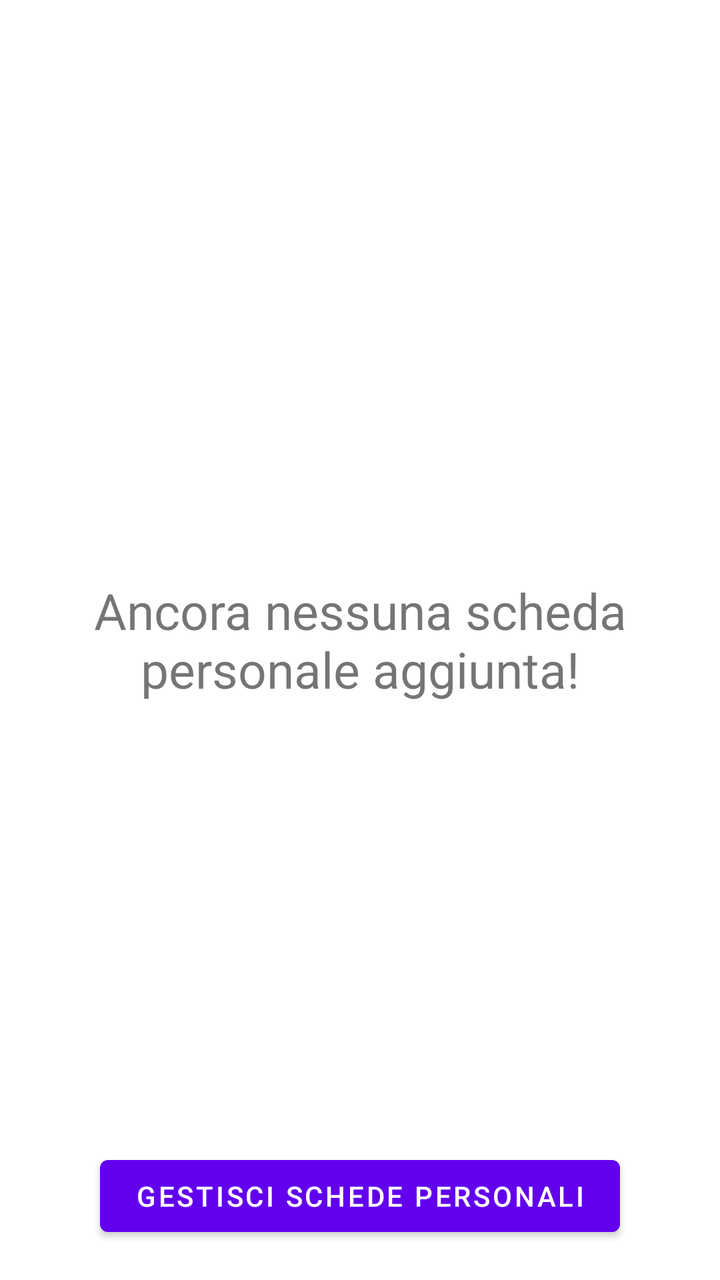
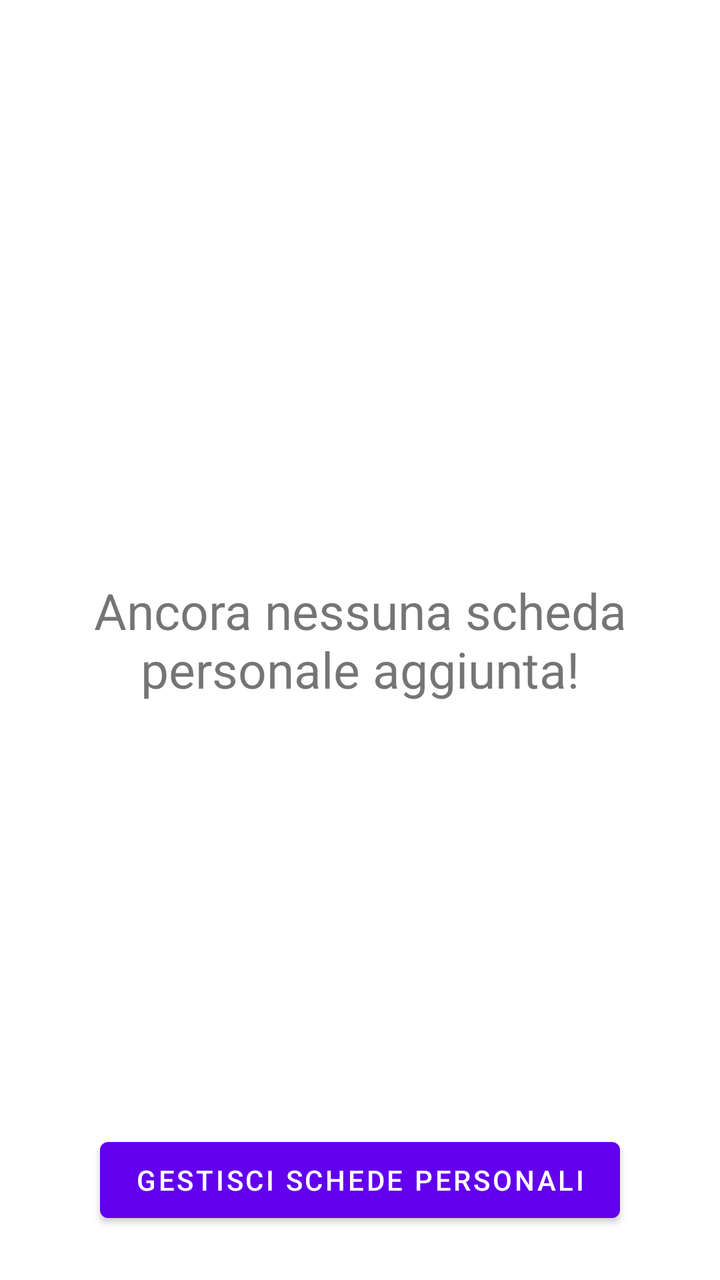

The first picture is an Android layout as it rendered before a commit; the second is the same layout after the commit. The layout source and the unified diff follow.
<!-- AndroidManifest.xml: application theme Theme.YourCali -->
<!-- res/layout/fragment_personal_workout_plan_selection.xml -->
<?xml version="1.0" encoding="utf-8"?>
<FrameLayout xmlns:android="http://schemas.android.com/apk/res/android"
    xmlns:tools="http://schemas.android.com/tools"
    android:layout_width="match_parent"
    android:layout_height="match_parent"
    xmlns:app="http://schemas.android.com/apk/res-auto"
    tools:context=".PersonalWorkoutPlanSelectionFragment">

    <TextView
        android:id="@+id/emptypersonalworkout"
        android:layout_width="379dp"
        android:layout_height="wrap_content"
        android:layout_gravity="center"
        android:text="Ancora nessuna scheda personale aggiunta!"
        android:textAlignment="center"
        android:textSize="25sp" />

    <LinearLayout
        android:layout_width="match_parent"
        android:layout_height="match_parent"
        android:orientation="vertical">

        <ScrollView
            android:layout_width="match_parent"
            android:layout_height="559dp">

            <androidx.recyclerview.widget.RecyclerView
                android:id="@+id/personalWorkoutRecycler"
                android:layout_width="match_parent"
                android:layout_height="match_parent" />

        </ScrollView>

        <Button
            android:layout_width="50dp"
            android:layout_height="50dp"
            android:id="@+id/createWorkoutPlanButton"
            android:layout_alignParentRight="true"
            android:layout_centerVertical="true"
            android:layout_marginRight="20dp"
            android:autoSizeTextType="uniform"
            android:background="@drawable/roundedbutton"
            android:layout_marginTop="-50sp"
            android:layout_marginLeft="330sp"
            android:text="+"
            android:visibility="gone"/>

        <Space
            android:layout_width="match_parent"
            android:layout_height="15dp"/>

        <Button
            android:id="@+id/cancelManagingWorkoutPlansButton"
            android:layout_width="match_parent"
            android:layout_height="wrap_content"
            android:layout_marginHorizontal="100dp"
            android:text="Annulla"
            android:visibility="gone" />

        <Button
            android:id="@+id/manageWorkoutPlansButton"
            android:layout_width="match_parent"
            android:layout_height="wrap_content"
            android:layout_marginHorizontal="50dp"
            android:layout_alignParentEnd="true"
            android:text="Gestisci schede personali"
            tools:layout_editor_absoluteX="0dp"
            tools:layout_editor_absoluteY="376dp" />

    </LinearLayout>


</FrameLayout>
<!-- resources referenced by this layout -->
<resources>
  <!-- drawable roundedbutton (drawable) -->
  <?xml version="1.0" encoding="utf-8"?>
  <shape xmlns:android="http://schemas.android.com/apk/res/android"
      android:shape="oval">
      <solid android:color="@color/Cranberry" />
  </shape>
  <style name="Theme.YourCali" parent="Theme.MaterialComponents.DayNight.NoActionBar">
          
          <item name="colorPrimary">@color/purple_500</item>
          <item name="colorPrimaryVariant">@color/purple_700</item>
          <item name="colorOnPrimary">@color/white</item>
          
          <item name="colorSecondary">@color/teal_200</item>
          <item name="colorSecondaryVariant">@color/teal_700</item>
          <item name="colorOnSecondary">@color/black</item>
          
          <item name="android:statusBarColor" tools:targetApi="l">@color/DarkOrange</item>
          
      </style>
  <color name="Cranberry">#9F000F</color>
  <color name="purple_500">#FF6200EE</color>
  <color name="purple_700">#FF3700B3</color>
  <color name="white">#FFFFFFFF</color>
  <color name="teal_200">#FF03DAC5</color>
  <color name="teal_700">#FF018786</color>
  <color name="black">#FF000000</color>
  <color name="DarkOrange">#FFFC7C35</color>
</resources>

<!-- the commit's change to res/layout/fragment_personal_workout_plan_selection.xml (unified diff, before → after) -->
@@ -3,7 +3,6 @@
     xmlns:tools="http://schemas.android.com/tools"
     android:layout_width="match_parent"
     android:layout_height="match_parent"
-    xmlns:app="http://schemas.android.com/apk/res-auto"
     tools:context=".PersonalWorkoutPlanSelectionFragment">
 
     <TextView
@@ -17,55 +16,53 @@
 
     <LinearLayout
         android:layout_width="match_parent"
-        android:layout_height="match_parent"
+        android:layout_height="wrap_content"
         android:orientation="vertical">
 
         <ScrollView
             android:layout_width="match_parent"
-            android:layout_height="559dp">
+            android:layout_height="518dp">
 
             <androidx.recyclerview.widget.RecyclerView
                 android:id="@+id/personalWorkoutRecycler"
                 android:layout_width="match_parent"
-                android:layout_height="match_parent" />
+                android:layout_height="wrap_content" />
 
         </ScrollView>
 
         <Button
+            android:id="@+id/createWorkoutPlanButton"
             android:layout_width="50dp"
             android:layout_height="50dp"
-            android:id="@+id/createWorkoutPlanButton"
             android:layout_alignParentRight="true"
             android:layout_centerVertical="true"
+            android:layout_marginLeft="330sp"
+            android:layout_marginTop="-50sp"
             android:layout_marginRight="20dp"
             android:autoSizeTextType="uniform"
             android:background="@drawable/roundedbutton"
-            android:layout_marginTop="-50sp"
-            android:layout_marginLeft="330sp"
             android:text="+"
-            android:visibility="gone"/>
+            android:visibility="gone" />
 
         <Space
             android:layout_width="match_parent"
-            android:layout_height="15dp"/>
+            android:layout_height="47dp" />
 
         <Button
             android:id="@+id/cancelManagingWorkoutPlansButton"
             android:layout_width="match_parent"
-            android:layout_height="wrap_content"
-            android:layout_marginHorizontal="100dp"
+            android:layout_height="50sp"
+            android:layout_marginHorizontal="50sp"
             android:text="Annulla"
             android:visibility="gone" />
 
         <Button
             android:id="@+id/manageWorkoutPlansButton"
             android:layout_width="match_parent"
-            android:layout_height="wrap_content"
+            android:layout_height="50sp"
             android:layout_marginHorizontal="50dp"
-            android:layout_alignParentEnd="true"
             android:text="Gestisci schede personali"
-            tools:layout_editor_absoluteX="0dp"
-            tools:layout_editor_absoluteY="376dp" />
+            tools:ignore="TouchTargetSizeCheck" />
 
     </LinearLayout>
 
